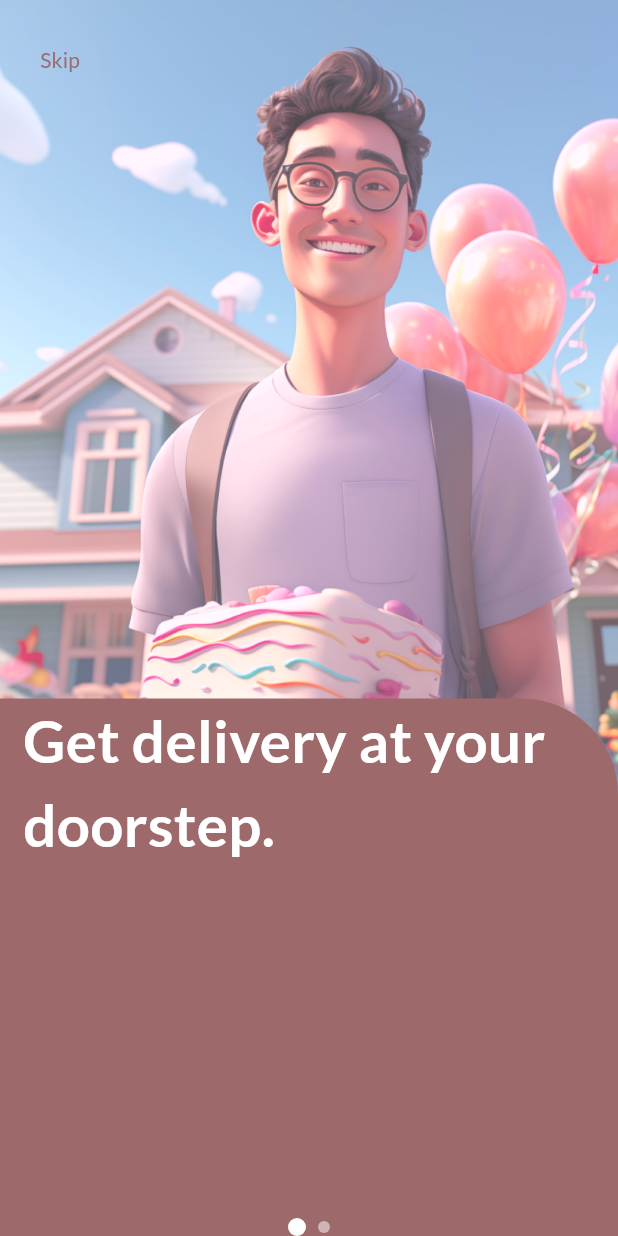
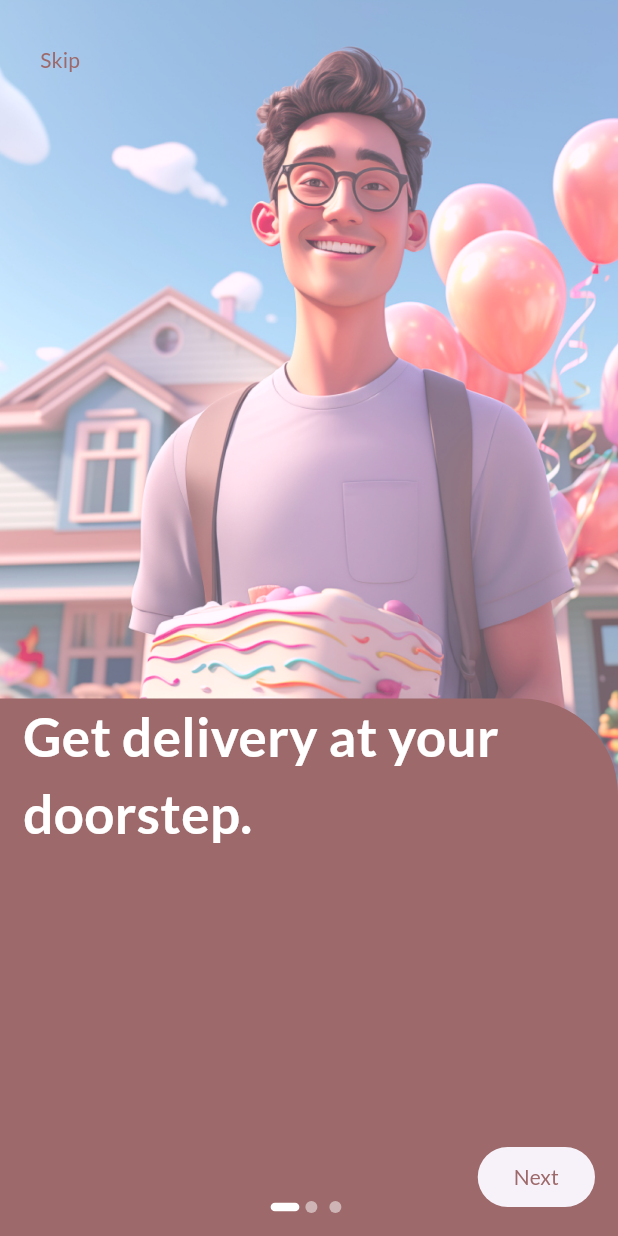
Before and after one commit to AswinAzikar/quiki_mob, a Flutter app: the screen it shows after launch, on a phone screen of 412 x 824 dp. Run offline on Flutter 3.47's test engine with Material 3 defaults, Android fonts, the phone set to English and light mode, and no system bars; drawn by our look-alikes of carousel_slider; our stand-ins replace flutter_svg, gap, logger, page_transition.

Commit message:
"Plate screen implemented"

```diff
--- a/lib/features/plate_screen/plate_screen.dart
+++ b/lib/features/plate_screen/plate_screen.dart
@@ -1,6 +1,7 @@
 import 'package:carousel_slider/carousel_slider.dart';
 import 'package:flutter/material.dart';
 import 'package:quiki/constants/constant.dart';
+import 'package:quiki/routes/app_routes.dart';
 import 'package:quiki/theme/theme.dart';
 import 'package:quiki/utils/size_utils.dart';
 import '../../gen/assets.gen.dart';
@@ -13,12 +14,17 @@ class PlateScreen extends StatefulWidget {
 }
 
 class _PlateScreenState extends State<PlateScreen> {
+  //TODO : Change the plate Text Later
   final List<String> plateText = [
     "Get delivery at your doorstep.",
-    "Just Quikki"
+    "Just Quikki",
+    "I'm Batman"
   ];
 
   int _currentIndex = 0;
+
+  final CarouselSliderController _carouselController =
+      CarouselSliderController();
 
   @override
   Widget build(BuildContext context) {
@@ -53,6 +59,7 @@ class _PlateScreenState extends State<PlateScreen> {
           Positioned(
             bottom: 0,
             child: Container(
+              padding: EdgeInsets.fromLTRB(0, 0, 0, padding.h),
               height: SizeUtils.height / 2.3,
               width: SizeUtils.width,
               decoration: const BoxDecoration(
@@ -61,7 +68,9 @@ class _PlateScreenState extends State<PlateScreen> {
                   topRight: Radius.circular(paddingXXL),
                 ),
               ),
-              child: Column(
+              child: Stack(
+                children: [
+                  Column(
                     children: [
                       CarouselSlider(
                         items: plateText.map((text) {
@@ -73,7 +82,7 @@ class _PlateScreenState extends State<PlateScreen> {
                                 child: Text(
                                   text,
                                   style: context.latoBold.copyWith(
-                                fontSize: 44.fSize,
+                                    fontSize: 40.fSize,
                                     color: Colors.white,
                                     fontWeight: FontWeight.bold,
                                   ),
@@ -87,7 +96,6 @@ class _PlateScreenState extends State<PlateScreen> {
                           autoPlay: false,
                           enlargeCenterPage: true,
                           viewportFraction: 1.0,
-                      //  height: SizeUtils.height / 5,
                           aspectRatio: 16 / 9,
                           initialPage: 0,
                           scrollDirection: Axis.horizontal,
@@ -97,23 +105,63 @@ class _PlateScreenState extends State<PlateScreen> {
                             });
                           },
                         ),
+                        carouselController: _carouselController,
                       ),
                       const Spacer(),
-                  Row(
+                      Padding(
+                        padding: EdgeInsets.only(bottom: padding.h),
+                        child: Row(
                           mainAxisAlignment: MainAxisAlignment.center,
                           children: plateText.asMap().entries.map((entry) {
+                            if (_currentIndex == entry.key) {
                               return Container(
-                        width: _currentIndex == entry.key ? 12.0 : 8.0,
-                        height: _currentIndex == entry.key ? 12.0 : 8.0,
-                        margin: const EdgeInsets.symmetric(horizontal: 4.0),
+                                width: 20.h,
+                                height: 6.h,
+                                decoration: const BoxDecoration(
+                                  color: Colors.white,
+                                  borderRadius: BorderRadius.all(
+                                    Radius.circular(paddingLarge),
+                                  ),
+                                ),
+                              );
+                            }
+
+                            return Container(
+                              width: 8.0,
+                              height: 8.0,
+                              margin:
+                                  const EdgeInsets.symmetric(horizontal: 4.0),
                               decoration: BoxDecoration(
                                 shape: BoxShape.circle,
-                          color: _currentIndex == entry.key
-                              ? Colors.white
-                              : Colors.white.withOpacity(0.5),
+                                color: Colors.white.withOpacity(0.5),
                               ),
                             );
                           }).toList(),
+                        ),
+                      ),
+                    ],
+                  ),
+                  Positioned(
+                    right: paddingLarge.h,
+                    bottom: padding.h,
+                    child: ElevatedButton(
+                      style: const ButtonStyle(
+                        elevation: WidgetStatePropertyAll(0),
+                      ),
+                      onPressed: () {
+                        if (_currentIndex < plateText.length - 1) {
+                          _carouselController.nextPage();
+                        } else {
+                          Navigator.pushNamed(context, AppRoute.authScreen);
+                        }
+                      },
+                      child: Text(
+                        "Next",
+                        style: context.latoRegular.copyWith(
+                          color: primaryColor,
+                        ),
+                      ),
+                    ),
                   ),
                 ],
               ),
--- a/lib/features/splash_screen/splash_screen.dart
+++ b/lib/features/splash_screen/splash_screen.dart
@@ -21,7 +21,7 @@ class _SplashScreenState extends State<SplashScreen> {
   void initState() {
     super.initState();
 
-    // Simulate checking user data (use SharedPreferences or Hive in real app)
+    //TODO :  Simulate checking user data (use SharedPreferences or Hive in real app)
     const bool isUserExist = false;
 
     Timer(const Duration(seconds: 3), () {
--- a/lib/routes/app_routes.dart
+++ b/lib/routes/app_routes.dart
@@ -1,6 +1,7 @@
 import 'package:flutter/material.dart';
 import 'package:page_transition/page_transition.dart';
 
+import '../features/auth_screen/auth_screen.dart';
 import '../features/navigation_screen/navigation_screen.dart';
 import '../features/plate_screen/plate_screen.dart';
 import '../features/splash_screen/splash_screen.dart';
@@ -8,16 +9,24 @@ import '../features/splash_screen/splash_screen.dart';
 class AppRoute {
   static const String splashScreen = "/";
   static const String navigationScreen = '/nav';
+  static const String authScreen = '/login';
   static const String plateScreen = '/plate';
 
   static Route<dynamic> generateRoute(RouteSettings settings) {
     switch (settings.name) {
+      case authScreen:
+        return PageTransition(
+          child: const AuthScreen(),
+          type: PageTransitionType.bottomToTop,
+        );
+
       case plateScreen:
         return PageTransition(
-          child: const PlateScreen(),
-          type: PageTransitionType.rightToLeft,
-          // childCurrent: const PlateScreen()
-        );
+            child: const PlateScreen(),
+            type: PageTransitionType.topToBottom,
+            duration: Durations.medium1
+            // childCurrent: const PlateScreen()
+            );
       case navigationScreen:
         return MaterialPageRoute(builder: (_) => const NavigationScreen());
       case splashScreen:
```
Also changed, not shown: lib/constants/constant.dart (+7 -7 lines), lib/features/auth_screen/auth_screen.dart (added, +58 -0 lines), lib/theme/theme.dart (+82 -35 lines), assets/svgs/splash_dsn.svg. Lines whose indentation alone changed are shown as unchanged.
